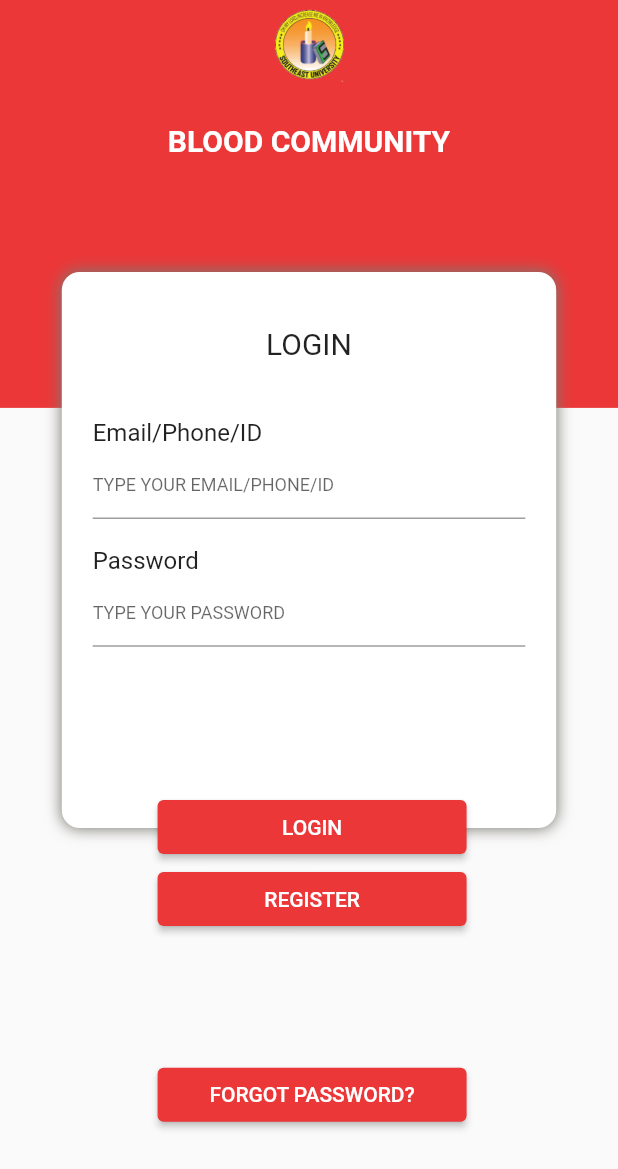
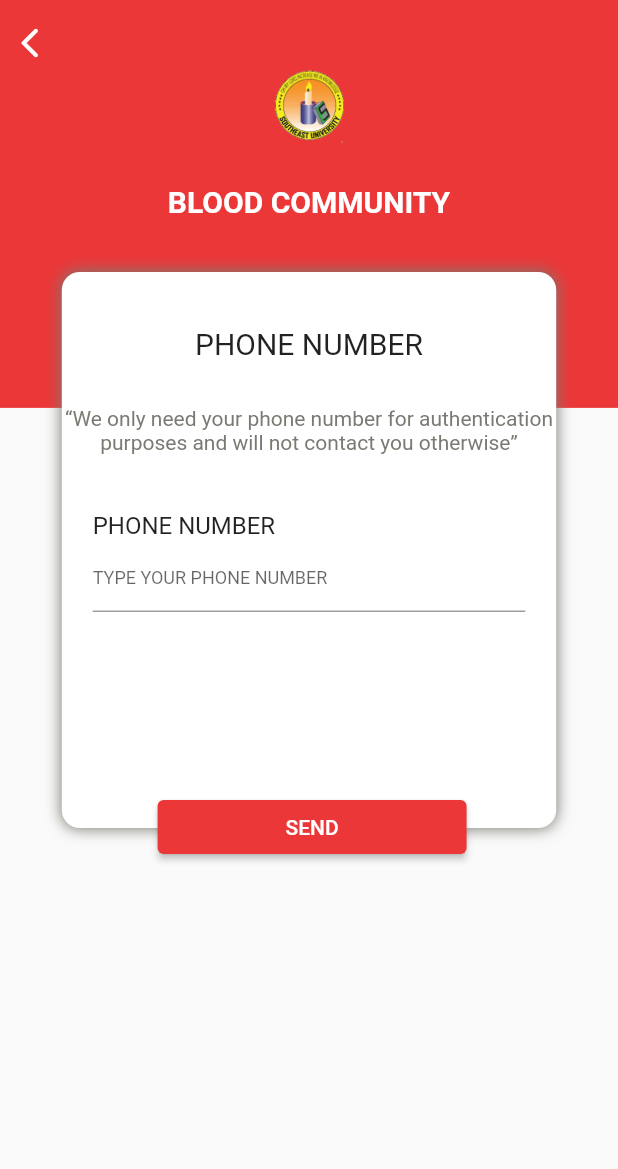
Before and after one commit to mdshadatrahman/seu_blood2, a Flutter app: the screen it shows after launch, after a tap on "REGISTER", on a phone screen of 412 x 824 dp. Shown: the top 1169 px of the screen. Run offline on Flutter 3.47's test engine with Material 2 defaults, Android fonts, the light colour scheme and no system bars.

Commit message:
confirm otp

```diff
--- a/lib/pages/auth/login_screen.dart
+++ b/lib/pages/auth/login_screen.dart
@@ -1,4 +1,5 @@
 import 'package:flutter/material.dart';
+import 'package:seu_blood_2/pages/auth/phone_number.dart';
 import 'package:seu_blood_2/utils/app_colors.dart';
 import 'package:seu_blood_2/utils/app_strings.dart';
 import 'package:seu_blood_2/utils/asset_manager.dart';
@@ -103,6 +104,7 @@
                       title: StringManager.emailPhoneId,
                       hintText: StringManager.typeYourEmailPhoneID,
                       isPassword: false,
+                      keyboardType: TextInputType.text,
                     ),
                     const SizedBox(height: 10),
                     CustomTextFormField(
@@ -111,6 +113,7 @@
                       title: StringManager.passwordText,
                       hintText: StringManager.typeYourPassword,
                       isPassword: true,
+                      keyboardType: TextInputType.text,
                     ),
                   ],
                 ),
@@ -126,15 +129,25 @@
                   CustomElevatedButton(
                     text: StringManager.loginText,
                     width: width,
+                    onTap: () {},
                   ),
                   CustomElevatedButton(
                     text: StringManager.registerText,
                     width: width,
+                    onTap: () {
+                      Navigator.push(
+                        context,
+                        MaterialPageRoute(
+                          builder: (context) => const PhoneNumberScreen(),
+                        ),
+                      );
+                    },
                   ),
-                  SizedBox(height:  height * 0.1),
+                  SizedBox(height: height * 0.1),
                   CustomElevatedButton(
                     text: StringManager.forgotPassText,
                     width: width,
+                    onTap: () {},
                   ),
                 ],
               ),
--- a/lib/pages/auth/phone_number.dart
+++ b/lib/pages/auth/phone_number.dart
@@ -0,0 +1,180 @@
+import 'package:flutter/material.dart';
+import 'package:seu_blood_2/pages/auth/otp_screen.dart';
+import 'package:seu_blood_2/utils/app_colors.dart';
+import 'package:seu_blood_2/utils/app_strings.dart';
+import 'package:seu_blood_2/utils/asset_manager.dart';
+import '../../widgets/custom_elevated_button.dart';
+import '../../widgets/custom_text_form_field.dart';
+
+class PhoneNumberScreen extends StatefulWidget {
+  const PhoneNumberScreen({Key? key}) : super(key: key);
+
+  @override
+  State<PhoneNumberScreen> createState() => _PhoneNumberScreenState();
+}
+
+late double height;
+late double width;
+
+class _PhoneNumberScreenState extends State<PhoneNumberScreen> {
+  TextEditingController phoneNumberController = TextEditingController();
+
+  @override
+  Widget build(BuildContext context) {
+    height = MediaQuery.of(context).size.height;
+    width = MediaQuery.of(context).size.width;
+    return Scaffold(
+      body: SingleChildScrollView(
+        child: Stack(
+          clipBehavior: Clip.none,
+          children: [
+            SizedBox(
+              height: height,
+              width: width,
+              child: Column(
+                children: [
+                  //Red container
+                  Container(
+                    height: height * 0.33,
+                    width: double.infinity,
+                    color: ColorManager.primaryColor,
+                    child: SafeArea(
+                      child: Column(
+                        children: [
+                          Row(
+                            crossAxisAlignment: CrossAxisAlignment.start,
+                            mainAxisAlignment: MainAxisAlignment.start,
+                            children: [
+                              Padding(
+                                padding: EdgeInsets.only(
+                                  left: width * 0.02,
+                                  top: height * 0.02,
+                                ),
+                                child: InkWell(
+                                  onTap: () {
+                                    Navigator.pop(context);
+                                  },
+                                  child: const Icon(
+                                    Icons.arrow_back_ios_rounded,
+                                    color: ColorManager.white,
+                                  ),
+                                ),
+                              ),
+                            ],
+                          ),
+                          Column(
+                            children: [
+                              SizedBox(
+                                height: height * 0.1,
+                                child: Image.asset(
+                                  AssetManager.seuBloodIcon,
+                                  fit: BoxFit.cover,
+                                ),
+                              ),
+                              Text(
+                                StringManager.bloodCommunity.toUpperCase(),
+                                style: const TextStyle(
+                                  color: Colors.white,
+                                  fontSize: 20,
+                                  fontWeight: FontWeight.bold,
+                                ),
+                              ),
+                            ],
+                          )
+                        ],
+                      ),
+                    ),
+                  ),
+                ],
+              ),
+            ),
+
+            //The white container which is under the red container
+            Positioned(
+              top: height * 0.22,
+              left: width * 0.1,
+              child: Container(
+                height: height * 0.45,
+                width: width * 0.8,
+                decoration: BoxDecoration(
+                  color: ColorManager.white,
+                  borderRadius: BorderRadius.circular(12),
+                  boxShadow: const [
+                    BoxShadow(
+                      offset: Offset(0, 0),
+                      spreadRadius: 0.5,
+                      blurRadius: 8,
+                      color: ColorManager.shadow,
+                    ),
+                  ],
+                ),
+                child: Column(
+                  crossAxisAlignment: CrossAxisAlignment.center,
+                  children: [
+                    const SizedBox(height: 20),
+                    Padding(
+                      padding: EdgeInsets.only(
+                        top: height * 0.02,
+                      ),
+                      child: Text(
+                        StringManager.phoneNumberText,
+                        style: const TextStyle(
+                          fontWeight: FontWeight.w400,
+                          fontSize: 20,
+                        ),
+                      ),
+                    ),
+                    const SizedBox(height: 30),
+                    Text(
+                      StringManager.phoneNumberLongText,
+                      style: const TextStyle(
+                        fontWeight: FontWeight.w400,
+                        fontSize: 14,
+                        color: ColorManager.shadow,
+                      ),
+                      textAlign: TextAlign.center,
+                    ),
+                    const SizedBox(height: 30),
+                    CustomTextFormField(
+                      height: height,
+                      width: width,
+                      controller: phoneNumberController,
+                      title: StringManager.phoneNumberText,
+                      hintText: StringManager.typeYourPhoneNumber,
+                      isPassword: false,
+                      keyboardType: TextInputType.phone,
+                    ),
+                  ],
+                ),
+              ),
+            ),
+
+            //Login and register button
+            Positioned(
+              top: height * 0.64,
+              left: width * 0.255,
+              child: Column(
+                children: [
+                  CustomElevatedButton(
+                    text: StringManager.sendText,
+                    width: width,
+                    onTap: () {
+                      Navigator.push(
+                        context,
+                        MaterialPageRoute(
+                          builder: (context) => OTPScreen(
+                            phoneNumber: phoneNumberController.text,
+                          ),
+                        ),
+                      );
+                    },
+                  ),
+                ],
+              ),
+            ),
+          ],
+        ),
+      ),
+    );
+  }
+}
--- a/lib/utils/app_colors.dart
+++ b/lib/utils/app_colors.dart
@@ -1,8 +1,8 @@
 import 'package:flutter/material.dart';
 
-class ColorManager{
+class ColorManager {
   static const primaryColor = Color(0xffEB3738);
   static const white = Color(0xffffffff);
   static const shadow = Color(0xff7B7A72);
-
+  static const black = Colors.black;
 }
--- a/lib/utils/app_strings.dart
+++ b/lib/utils/app_strings.dart
@@ -1,12 +1,26 @@
+import 'package:flutter/material.dart';
+
 class StringManager {
   static String bloodCommunity = 'Blood Community'.toUpperCase();
   static const String emailPhoneId = 'Email/Phone/ID';
   static String loginText = 'login'.toUpperCase();
   static String registerText = 'register'.toUpperCase();
   static String forgotPassText = 'forgot password?'.toUpperCase();
-
+  static String sendText = 'send'.toUpperCase();
+  static String phoneNumberText = 'phone number'.toUpperCase();
 
   static String typeYourEmailPhoneID = 'type your email/phone/id'.toUpperCase();
+  static String typeYourPhoneNumber = 'type your phone number'.toUpperCase();
   static const String passwordText = 'Password';
   static String typeYourPassword = 'Type your password'.toUpperCase();
+
+  static String phoneNumberLongText =
+      '“We only need your phone number for authentication purposes and will not contact you otherwise”';
+
+  static String didNotGetOtp = "Didn't get OTP?";
+  static String resend = 'Resend';
+  static String phoneVerification = 'phone verification'.toUpperCase();
+  static String phoneVerificationLongText =
+      'Enter the OTP we have sent on your mobile number: ';
+  static String verify = 'verify'.toUpperCase();
 }
--- a/lib/widgets/custom_elevated_button.dart
+++ b/lib/widgets/custom_elevated_button.dart
@@ -5,24 +5,25 @@
     Key? key,
     required this.width,
     required this.text,
+    required this.onTap,
   }) : super(key: key);
 
   final double width;
   final String text;
+  final VoidCallback onTap;
 
   @override
   Widget build(BuildContext context) {
     return SizedBox(
-      width:  width * 0.5,
+      width: width * 0.5,
       child: ElevatedButton(
-        onPressed: () {},
+        onPressed: onTap,
         style: ElevatedButton.styleFrom(
           primary: Theme.of(context).primaryColor,
         ),
         child: Text(
           text,
         ),
-
       ),
     );
   }
--- a/lib/widgets/custom_text_form_field.dart
+++ b/lib/widgets/custom_text_form_field.dart
@@ -8,6 +8,8 @@
     required this.title,
     required this.hintText,
     required this.isPassword,
+    this.controller,
+    required this.keyboardType,
   }) : super(key: key);
 
   final double height;
@@ -15,6 +17,8 @@
   final String title;
   final String hintText;
   final bool isPassword;
+  final TextEditingController? controller;
+  final TextInputType keyboardType;
 
   @override
   Widget build(BuildContext context) {
@@ -37,6 +41,8 @@
           Container(
             margin: EdgeInsets.symmetric(horizontal: width * 0.00),
             child: TextFormField(
+              controller: controller,
+              keyboardType: keyboardType,
               decoration: InputDecoration(
                 hintText: hintText.toUpperCase(),
                 hintStyle: const TextStyle(
```
Also changed, not shown: lib/pages/auth/otp_screen.dart (+243 -0 lines), lib/widgets/otp_widget.dart (added, +54 -0 lines).
